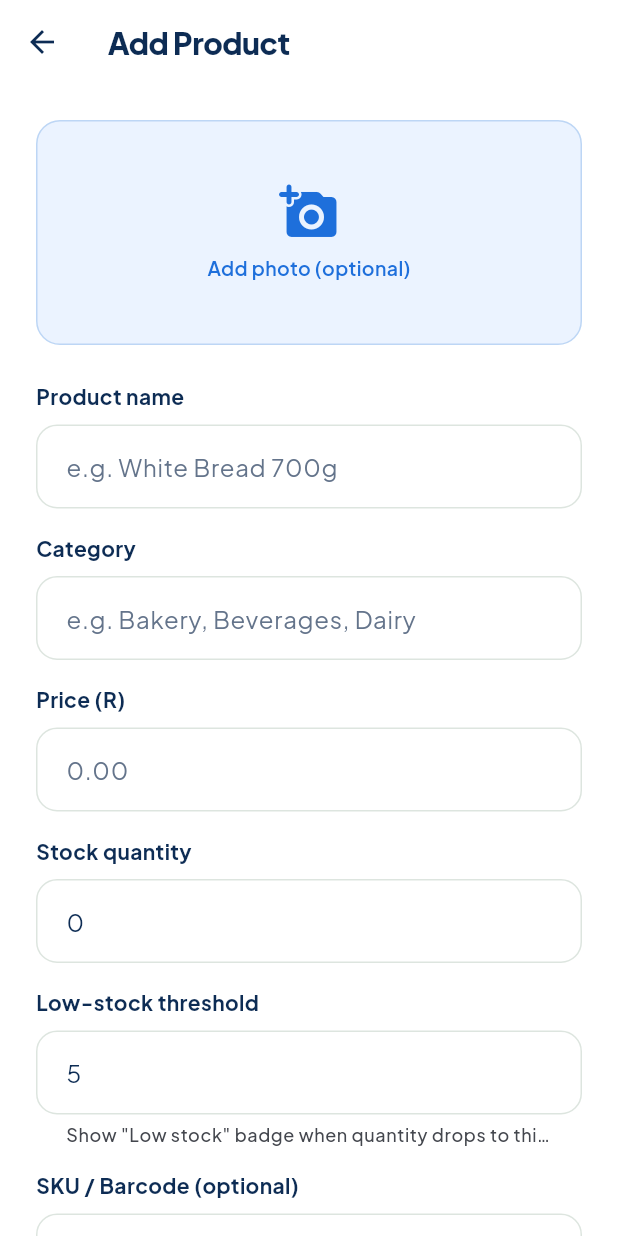
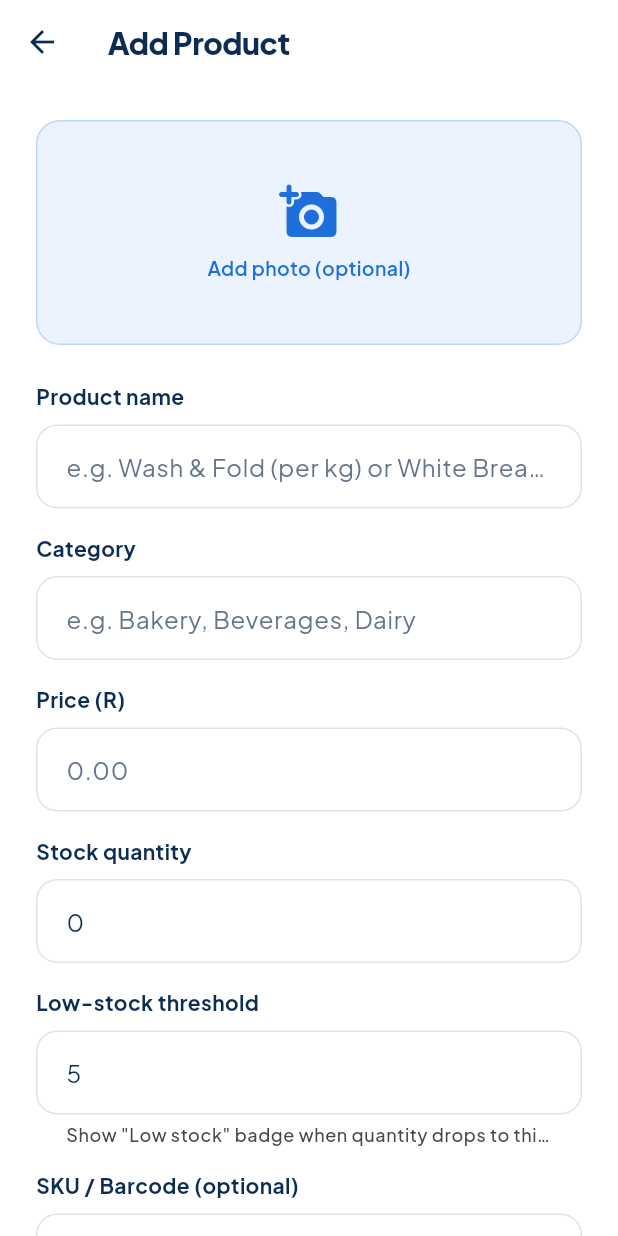
Before and after one commit to tshepo-motebele/Kgoro, a Flutter app: the _MenuTab screen opened directly with empty values, after a tap on "Add Product", on a phone screen of 412 x 824 dp. Run offline on Flutter 3.47's test engine with Material 3 defaults, Android fonts, the phone set to English and light mode, and no system bars; our stand-ins replace cached_network_image, cloud_firestore, cloud_functions, connectivity_plus, firebase_analytics, firebase_auth and 14 more; accounts and stored records are empty.

Commit message:
Make Laundry service fully ready and consistent
- Polished laundry list empty state and larger vendor cards
- Vendor detail shows laundry-specific type badge and empty messages
- Vendor dashboard menu tab uses 'services' wording and FAB for laundry
- Product edit hint supports laundry service examples

```diff
--- a/lib/screens/vendor/product_edit_screen.dart
+++ b/lib/screens/vendor/product_edit_screen.dart
@@ -190,7 +190,7 @@ class _ProductEditScreenState extends ConsumerState<ProductEditScreen> {
             const SizedBox(height: 24),
 
             _field('Product name', _nameController,
-                hint: 'e.g. White Bread 700g',
+                hint: 'e.g. Wash & Fold (per kg) or White Bread 700g',
                 validator: (v) =>
                     v != null && v.trim().isNotEmpty ? null : 'Required'),
             const SizedBox(height: 16),
--- a/lib/screens/vendor/vendor_dashboard_screen.dart
+++ b/lib/screens/vendor/vendor_dashboard_screen.dart
@@ -355,14 +355,18 @@ class _MenuTab extends ConsumerWidget {
             ),
             backgroundColor: AppColors.primary,
             icon: const Icon(Icons.add, color: Colors.white),
-            label: const Text('Add Product',
-                style: TextStyle(color: Colors.white, fontWeight: FontWeight.w700)),
+            label: Text(
+              vendor.type == ServiceType.laundry ? 'Add Service' : 'Add Product',
+              style: const TextStyle(color: Colors.white, fontWeight: FontWeight.w700),
+            ),
           ),
           body: products.isEmpty
-              ? const EmptyState(
+              ? EmptyState(
                   icon: Icons.inventory_2_rounded,
-                  title: 'No products yet',
-                  subtitle: 'Tap the + button below to add your first product.',
+                  title: vendor.type == ServiceType.laundry ? 'No services yet' : 'No products yet',
+                  subtitle: vendor.type == ServiceType.laundry
+                      ? 'Add wash & fold, ironing, or dry cleaning services.'
+                      : 'Tap the + button below to add your first product.',
                 )
               : Column(
                   children: [
```
Also changed, not shown: lib/screens/groceries/vendor_detail_screen.dart (+6 -5 lines), lib/screens/laundry/laundry_screen.dart (+3 -5 lines).
